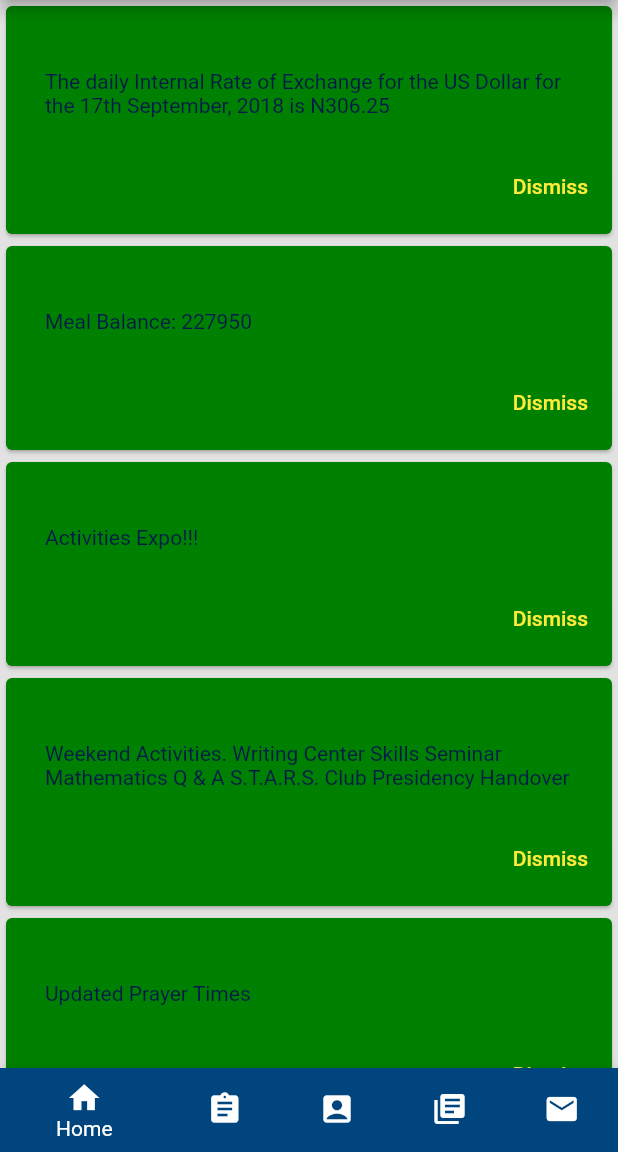
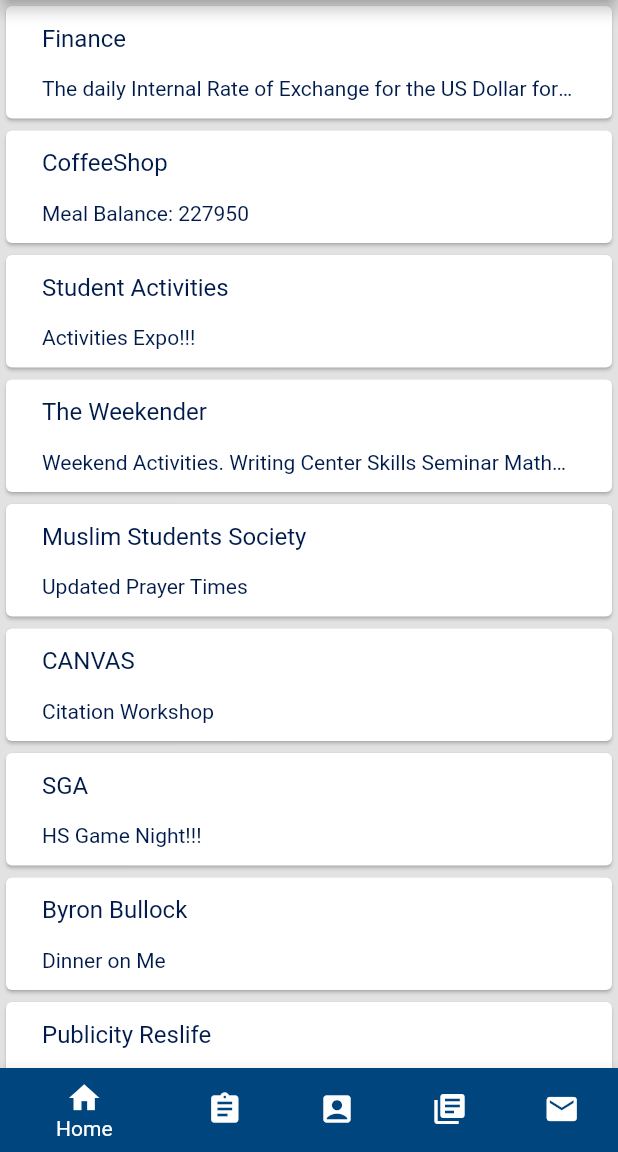
Before and after one commit to CTRLShiftCreate/AUN_Project, a Flutter app: the screen it shows after launch, after a tap on "SIGN IN", on a phone screen of 412 x 824 dp, the part 84-1236 px from its top. Run offline on Flutter 3.47's test engine with Material 2 defaults, Android fonts, the phone set to English and light mode, and no system bars; missing offline and left inert: flutter_webview_plugin.

```diff
--- a/lib/listView.dart
+++ b/lib/listView.dart
@@ -30,7 +30,7 @@
             shrinkWrap: true,
             itemCount: _messages.length,
             itemBuilder: (context, int) {
-                return MessageCard(_messages[int]);
+                return MessageCard();
             },
         );
     }
--- a/lib/main.dart
+++ b/lib/main.dart
@@ -1,5 +1,11 @@
 import 'package:flutter/material.dart';
 import 'package:aun_project/app.dart';
+import 'package:flutter/services.dart';
 
 
-void main() => runApp(new AunPortal());
+void main(){
+	SystemChrome.setPreferredOrientations([DeviceOrientation.portraitUp])
+		.then((_){
+		runApp(new AunPortal());
+	});
+}
--- a/lib/messageCard.dart
+++ b/lib/messageCard.dart
@@ -3,34 +3,95 @@
 //import 'supplemental/messages_repository.dart';
 
 class MessageCard extends StatefulWidget {
-  final Message message;
-
-  MessageCard(this.message);
+  MessageCard({Key key}) : super(key: key);
 
   @override
-  _MessageCardState createState() => _MessageCardState(message);
+  _MessageCardState createState() => _MessageCardState();
 }
 
 class _MessageCardState extends State<MessageCard> {
-  Message message;
 
-
-  List<Message> messages;
-
-  _MessageCardState(this.message);
+  List<Message> _messages;
 
   @override
   void initState() {
     super.initState();
-    messages = MessageRepository().getMessages();
+    _messages = MessageRepository().getMessages();
   }
 
   @override
   Widget build(BuildContext context) {
-    return messageCard;
+    return Padding(
+        padding: EdgeInsets.symmetric(vertical: 0.0, horizontal: 0.0),
+        child: Column(
+          children: _messages.map((message) => _buildListRow(message)).toList(),
+    )
+    );
   }
 
-  Widget get messageCard {
+  Widget _buildListRow(Message message){
+    return Dismissible(
+        key: Key(message.id.toString()),
+        direction: DismissDirection.horizontal,
+        onDismissed: (DismissDirection direction) {
+          _delete(message);
+        },
+        background: LeaveBehindView(),
+        resizeDuration: null,
+        dismissThresholds: _dismissThresholds(),
+        child: Card(
+            color: Colors.white,
+          child: Column(
+            crossAxisAlignment: CrossAxisAlignment.start,
+            mainAxisAlignment: MainAxisAlignment.spaceAround,
+            children: <Widget>[
+              Column(
+                children: <Widget>[
+                  ListTile(
+                    title: Padding(
+                      padding: const EdgeInsets.all(8.0),
+                      child: Text(message.title),
+                    ),
+                    subtitle: Padding(
+                      padding: const EdgeInsets.all(8.0),
+                      child: Text(message.text,
+                        overflow: TextOverflow.ellipsis,
+                        maxLines: 1,),
+                    ),
+                  ),
+                ],
+              ),
+            ],
+          ),
+        ));
+
+    /*Widget textSection = Container(
+      child: Column(
+        crossAxisAlignment: CrossAxisAlignment.stretch,
+        mainAxisSize: MainAxisSize.min,
+        children: <Widget>[
+          titleRow,
+          Padding(
+            padding: const EdgeInsets.all(20.0),
+            child: Text(message.text,
+              overflow: TextOverflow.ellipsis,
+              maxLines: 2,),
+          )
+        ],
+      ),
+    );
+
+    return Container(
+      padding: EdgeInsets.all(8.0),
+      child: Row(
+        children: <Widget>[
+          Expanded(child: textSection)
+        ],
+      ),
+    );*/
+  }
+
+  /*Widget get messageCard {
     return Dismissible(
       key: Key(message.id.toString()),
       direction: DismissDirection.horizontal,
@@ -77,7 +138,7 @@
         ),
       ),
     );
-  }
+  }*/
 
   Map<DismissDirection, double> _dismissThresholds() {
     Map<DismissDirection, double> map = Map<DismissDirection, double>();
@@ -88,12 +149,12 @@
   void _delete(Message message) {
     MessageRepository().delete(message);
     setState(() {
-      messages = MessageRepository().getMessages();
+      _messages = MessageRepository().getMessages();
     });
   }
 }
 
-/* class LeaveBehindView extends StatelessWidget {
+ class LeaveBehindView extends StatelessWidget {
     LeaveBehindView({Key key}) : super(key : key);
 
     @override
@@ -111,7 +172,7 @@
             ),
         );
     }
-} */
+}
 
 /* class ListDisplay extends StatefulWidget{
     final Category category;
--- a/lib/navigation.dart
+++ b/lib/navigation.dart
@@ -2,6 +2,7 @@
 import 'supplemental/placeholder_widget.dart';
 import 'home.dart';
 import 'supplemental/colors.dart';
+import 'drawer/calendar.dart';
 //import 'canvas.dart';
 //import 'package:url_launcher/url_launcher.dart';
 
@@ -61,7 +62,9 @@
                 title: Text("Notifications"),
                 leading: Icon(Icons.notifications_active),
                 onTap: () {
-                  Navigator.of(context).pop();
+                  Navigator.pushReplacement(
+                      context,
+                      MaterialPageRoute(builder: (context) => NavigationBar()));
                 },
               ),
               //TODO: Create Navigation for AUN News
@@ -72,12 +75,14 @@
                   Navigator.of(context).pop();
                 },
               ),
-              //TODO: Create Navigation for the Event Calender
+              //TODO: Create Navigation for the Event Calendar
               ListTile(
-                title: Text("Event Calender"),
+                title: Text("Event Calendar"),
                 leading: Icon(Icons.calendar_today),
                 onTap: () {
-                  Navigator.of(context).pop();
+                  Navigator.push(
+                      context,
+                      MaterialPageRoute(builder: (context) => Calendar()));
                 },
               ),
               //TODO: Create Navigation for the Portal's Settings
--- a/lib/supplemental/messages.dart
+++ b/lib/supplemental/messages.dart
@@ -4,12 +4,12 @@
     final String title;
     final String text;
     final int id;
+    final String date;
 
-    const Message(this.id, this.title, this.text);
+    const Message(this.id, this.title, this.text, this.date);
 }
 
 
-    List<Message> _message;
 
 class MessageRepository {
     static final MessageRepository _singleton = MessageRepository._internal();
@@ -25,25 +25,25 @@
 
     void init(){
     _messages = List<Message>();
-    _messages..add(Message(0, "Finance", "The daily Internal Rate of Exchange for the US Dollar for the 17th September, 2018 is N306.25"))
-    ..add(Message(1, "CoffeeShop", "Meal Balance: 227950"))
-    ..add(Message(2, "Student Activities", "Activities Expo!!!"))
-    ..add(Message(3, "The Weekender", "Weekend Activities. Writing Center Skills Seminar Mathematics Q & A S.T.A.R.S. Club Presidency Handover"))
-    ..add(Message(4, "Muslim Students Society", "Updated Prayer Times"))
-    ..add(Message(5, "CANVAS", "Citation Workshop"))
-    ..add(Message(6, "SGA", "HS Game Night!!!"))
-    ..add(Message(7, "Byron Bullock", "Dinner on Me"))
-    ..add(Message(8, "Publicity Reslife", "Become the ResLife Student of the Month"))
-    ..add(Message(9, "AUN Careers", "Live Radio Starts Now"));
+    _messages..add(Message(0, "Finance", "The daily Internal Rate of Exchange for the US Dollar for the 17th September, 2018 is N306.25", "Thursday"))
+    ..add(Message(1, "CoffeeShop", "Meal Balance: 227950", "Tuesday"))
+    ..add(Message(2, "Student Activities", "Activities Expo!!!", "Monday"))
+    ..add(Message(3, "The Weekender", "Weekend Activities. Writing Center Skills Seminar Mathematics Q & A S.T.A.R.S. Club Presidency Handover", "Sunday"))
+    ..add(Message(4, "Muslim Students Society", "Updated Prayer Times", "Wednesday"))
+    ..add(Message(5, "CANVAS", "Citation Workshop", "Friday"))
+    ..add(Message(6, "SGA", "HS Game Night!!!", "Saturday"))
+    ..add(Message(7, "Byron Bullock", "Dinner on Me", "Tuesday"))
+    ..add(Message(8, "Publicity Reslife", "Become the ResLife Student of the Month", "Sunday"))
+    ..add(Message(9, "AUN Careers", "Live Radio Starts Now", "Friday"));
     }
 
     List<Message> getMessages() {
         return _messages;
     }
 
-    void delete(Message _messages) {
-    if (_message.contains(_messages)) {
-        _message.remove(_messages);
+    void delete(Message message) {
+    if (_messages.contains(message)) {
+        _messages.remove(message);
     }
 
 }
--- a/pubspec.yaml
+++ b/pubspec.yaml
@@ -17,6 +17,8 @@
     sdk: flutter
   intl: ^0.15.6
   flutter_webview_plugin: ">0.1.4"
+  flutter_calendar: "<=0.0.6"
+  flutter_calendar_carousel: ^1.1.3
 
 
   # The following adds the Cupertino Icons font to your application.
```
Also changed, not shown: pubspec.lock.
